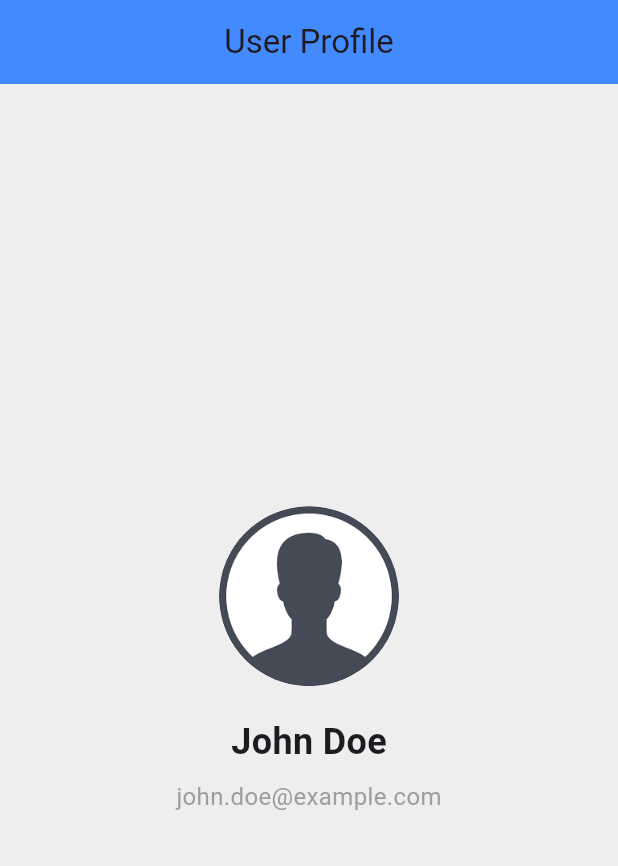
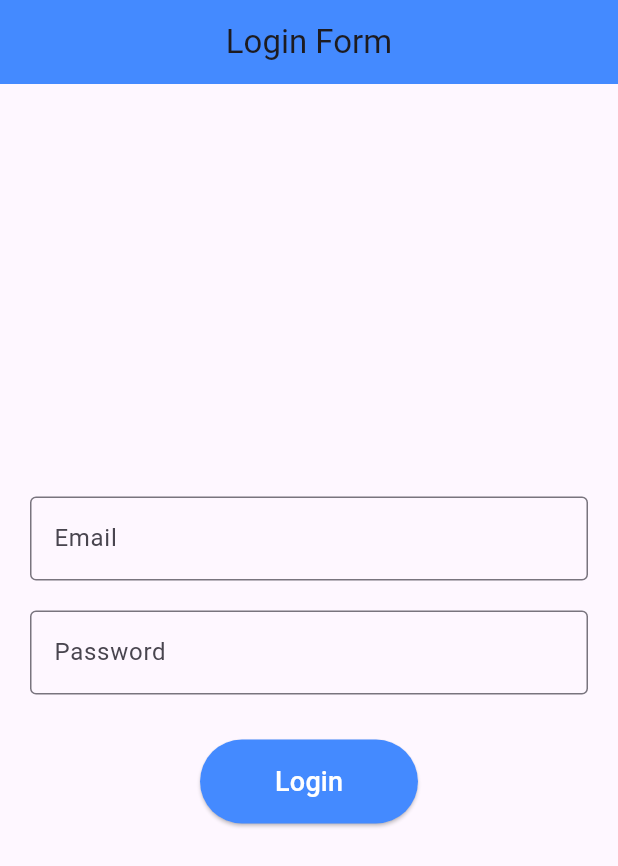
Before and after one commit to Hindavi-1/flutter_exercises, a Flutter app: the screen it shows after launch, on a phone screen of 412 x 824 dp. Shown: the top 866 px of the screen. Run offline on Flutter 3.47's test engine with Material 3 defaults, Android fonts, the phone set to English and light mode, and no system bars.

Commit message:
login form

```diff
--- a/lib/main.dart
+++ b/lib/main.dart
@@ -1,5 +1,6 @@
 import 'package:flutter/material.dart';
 import 'task1_user_profile.dart';
+import 'task2_login_form.dart';
 
 void main() {
   runApp(const MyApp());
@@ -12,7 +13,7 @@ class MyApp extends StatelessWidget {
   Widget build(BuildContext context) {
     return const MaterialApp(
       debugShowCheckedModeBanner: false,
-      home: Task1UserProfile(),
+      home: Task2LoginForm(),
     );
   }
 }
--- /dev/null
+++ b/lib/task2_login_form.dart
@@ -0,0 +1,80 @@
+import 'package:flutter/material.dart';
+
+class Task2LoginForm extends StatefulWidget {
+  const Task2LoginForm({super.key});
+
+  @override
+  State<Task2LoginForm> createState() => _Task2LoginFormState();
+}
+
+class _Task2LoginFormState extends State<Task2LoginForm> {
+  // Form key to validate later if needed
+  final _formKey = GlobalKey<FormState>();
+
+  // Controllers for input fields (optional, but good practice)
+  final TextEditingController _emailController = TextEditingController();
+  final TextEditingController _passwordController = TextEditingController();
+
+  @override
+  Widget build(BuildContext context) {
+    return Scaffold(
+      appBar: AppBar(
+        title: const Text("Login Form"),
+        backgroundColor: Colors.blueAccent,
+        centerTitle: true,
+      ),
+      body: Padding(
+        padding: const EdgeInsets.all(20.0),
+        child: Form(
+          key: _formKey,
+          child: Column(
+            mainAxisAlignment: MainAxisAlignment.center,
+            children: [
+              // Email Field
+              TextFormField(
+                controller: _emailController,
+                decoration: const InputDecoration(
+                  labelText: "Email",
+                  border: OutlineInputBorder(),
+                ),
+                keyboardType: TextInputType.emailAddress,
+              ),
+
+              const SizedBox(height: 20),
+
+              // Password Field
+              TextFormField(
+                controller: _passwordController,
+                decoration: const InputDecoration(
+                  labelText: "Password",
+                  border: OutlineInputBorder(),
+                ),
+                obscureText: true, // hides the password
+              ),
+
+              const SizedBox(height: 30),
+
+              // Login Button
+              ElevatedButton(
+                onPressed: () {
+                  print("Login Button Pressed");
+                  // optional: print entered data
+                  print("Email: ${_emailController.text}");
+                  print("Password: ${_passwordController.text}");
+                },
+                style: ElevatedButton.styleFrom(
+                  backgroundColor: Colors.blueAccent,
+                  padding: const EdgeInsets.symmetric(horizontal: 50, vertical: 15),
+                ),
+                child: const Text(
+                  "Login",
+                  style: TextStyle(fontSize: 18, color: Colors.white),
+                ),
+              ),
+            ],
+          ),
+        ),
+      ),
+    );
+  }
+}
```
